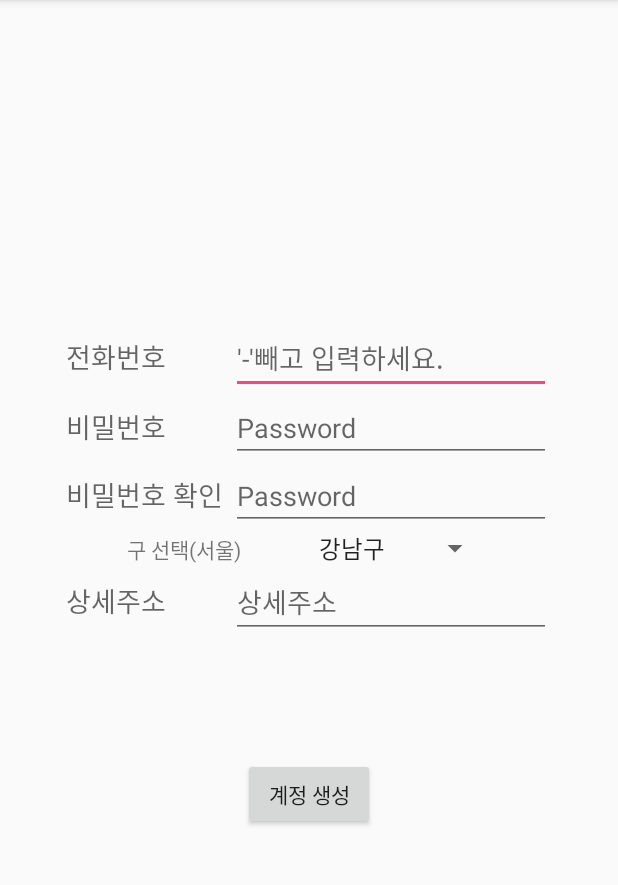
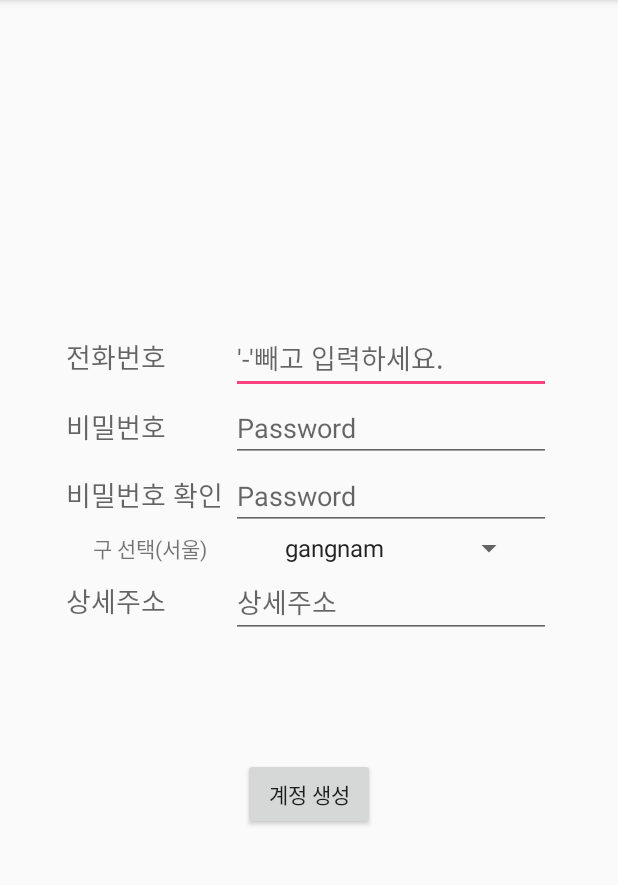
Before and after one commit to ellisjoe611/Gachontopia, an Android app: the SignupActivity screen opened directly, with no data from a screen before it, after a tap on "계정 생성", on a phone screen of 412 x 824 dp, the part 84-969 px from its top. Run offline under Robolectric (Android 15) with nearby library versions, the phone set to English and light mode, and no system bars; our stand-ins replace Volley.

Commit message:
updated SignupActivity.java

```diff
--- a/Topia/app/src/main/java/com/example/ellis/topia/SignupActivity.java
+++ b/Topia/app/src/main/java/com/example/ellis/topia/SignupActivity.java
@@ -10,20 +10,31 @@ import android.widget.EditText;
 import android.widget.Spinner;
 import android.widget.Toast;
 
-public class SignupActivity extends AppCompatActivity implements View.OnClickListener {
+import com.android.volley.RequestQueue;
+import com.android.volley.Response;
+import com.android.volley.toolbox.Volley;
 
-    String[] district = {"강남구", "강동구", "강북구", "강서구", "관악구", "광진구", "구로구", "금천구",
-            "노원구", "도봉구", "동대문구", "동작구", "마포구", "서대문구", "서초구", "성동구", "성북구",
-            "송파구", "양천구", "영등포구", "용산구", "은평구", "종로구", "중구", "중랑구"};
+import org.json.JSONException;
+import org.json.JSONObject;
+
+public class SignupActivity extends AppCompatActivity {
+
+    String[] district = {"gangnam", "gangdong", "gangbook", "gangseo", "kwanak", "kwangjin", "guro", "geumcheon",
+            "nowon", "dobong", "dongdaemoon", "dongjak", "mapo", "seodaemoon", "seocho", "seongdong", "seongbook",
+            "songpa", "yangcheon", "yongdeungpo", "yongsan", "ennpyeong", "jongro", "joonggu", "joonglang"};
     EditText editText_newPhone, editText_newPW, editText_checkPW, editText_newAddress;
-    String selectedDistrict;
     Spinner spinner_newDistrict;
     Button button_createAccount;
+
+    String phone, password, home_area, home_addr; //DB에 있는 변수 이름과 동일
+    String type = "client"; //DB에 있는 변수 이름과 동일, 기본적인 회원 type = "client"
+
 
     @Override
     protected void onCreate(Bundle savedInstanceState) {
         super.onCreate(savedInstanceState);
         setContentView(R.layout.activity_signup);
+
         editText_newPhone = findViewById(R.id.editText_newPhone);
         editText_newPW = findViewById(R.id.editText_newPW);
         editText_checkPW = findViewById(R.id.editText_checkPW);
@@ -39,50 +50,80 @@ public class SignupActivity extends AppCompatActivity implements View.OnClickLis
         spinner_newDistrict.setOnItemSelectedListener(new AdapterView.OnItemSelectedListener() {
             @Override
             public void onItemSelected(AdapterView<?> parent, View view, int position, long id) {
-                selectedDistrict = district[position];
+                home_area = district[position]; //지역 이름을 DB명의 string에다가 기입
             }
 
             @Override
             public void onNothingSelected(AdapterView<?> parent) {
-                selectedDistrict = "";
+                home_area = "";
             }
         });
 
-        button_createAccount.setOnClickListener(this);
-    }
+        //나머지 DB명의 값들을 기입
+        phone = editText_newPhone.getText().toString();
+        password = editText_newPW.getText().toString();
+        home_addr = editText_newAddress.getText().toString();
 
-    /**
-     * Called when a view has been clicked.
-     *
-     * @param v The view that was clicked.
-     */
+
+        button_createAccount.setOnClickListener(new View.OnClickListener() {
             @Override
             public void onClick(View v) {
                 if(foundEmpty()){
-            Toast.makeText(this, "Error: Enter all inputs...", Toast.LENGTH_SHORT).show();
+                    Toast.makeText(SignupActivity.this, "모든 부분을 채워주세요.", Toast.LENGTH_SHORT).show();
+                }
+                else if (!(editText_newPW.getText().toString().equals(editText_checkPW.getText().toString()))) {
+                    Toast.makeText(SignupActivity.this, "비밀번호를 다르게 입력하셨습니다.", Toast.LENGTH_SHORT).show();
+                }
+                else if(editText_newPW.getText().toString().length() < 5){
+                    Toast.makeText(SignupActivity.this, "PW는 5글자 이상 가능합니다.", Toast.LENGTH_SHORT).show();
                 }
                 else{
-            //계정 추가 하기
-
-
+                    //계정 추가 하기 프로세스 시작
+                    Response.Listener<String> responseListener = new Response.Listener<String>() {
+                        @Override
+                        public void onResponse(String response) {
+                            try{
+                                //중요: JSON을 불러온다
+                                JSONObject jsonResponse = new JSONObject(response);
+                                boolean success = jsonResponse.getBoolean("success");   //변수 이름: "success" (true / false)
+                                if(success){
+                                    Toast.makeText(SignupActivity.this, "회원가입 성공", Toast.LENGTH_SHORT).show();
+                                    finish();
+                                }else{
+                                    Toast.makeText(SignupActivity.this, "Error: Failed to create account...", Toast.LENGTH_SHORT).show();
+                                }
+                            }catch (JSONException e) {
+                                e.printStackTrace();
                             }
                         }
+                    };
+
+                    SignupRequest signupRequest = new SignupRequest(phone, password, type, home_area, home_addr, responseListener);
+                    RequestQueue queue = Volley.newRequestQueue(SignupActivity.this);
+                    queue.add(signupRequest);
+
+                    //계정 추가 하기 프로세스 끝
+                }
+            }
+        });
+    }
+
 
     public boolean foundEmpty(){
         boolean result = false;
         if(editText_newPhone.getText().toString().equalsIgnoreCase("")){
             result = true;
         }
-        if(editText_newPW.getText().toString().equalsIgnoreCase("")){
+        else if(editText_newPW.getText().toString().equalsIgnoreCase("")){
             result = true;
         }
-        if(editText_checkPW.getText().toString().equalsIgnoreCase("")){
+        else if(editText_checkPW.getText().toString().equalsIgnoreCase("")){
             result = true;
         }
-        if(editText_newAddress.getText().toString().equalsIgnoreCase("")){
+        else if(editText_newAddress.getText().toString().equalsIgnoreCase("")){
             result = true;
         }
-        if(selectedDistrict.equalsIgnoreCase("")){
+        else if(home_area.equalsIgnoreCase("")){
             result = true;
         }
         return result;
```
Lines whose indentation alone changed are shown as unchanged.
